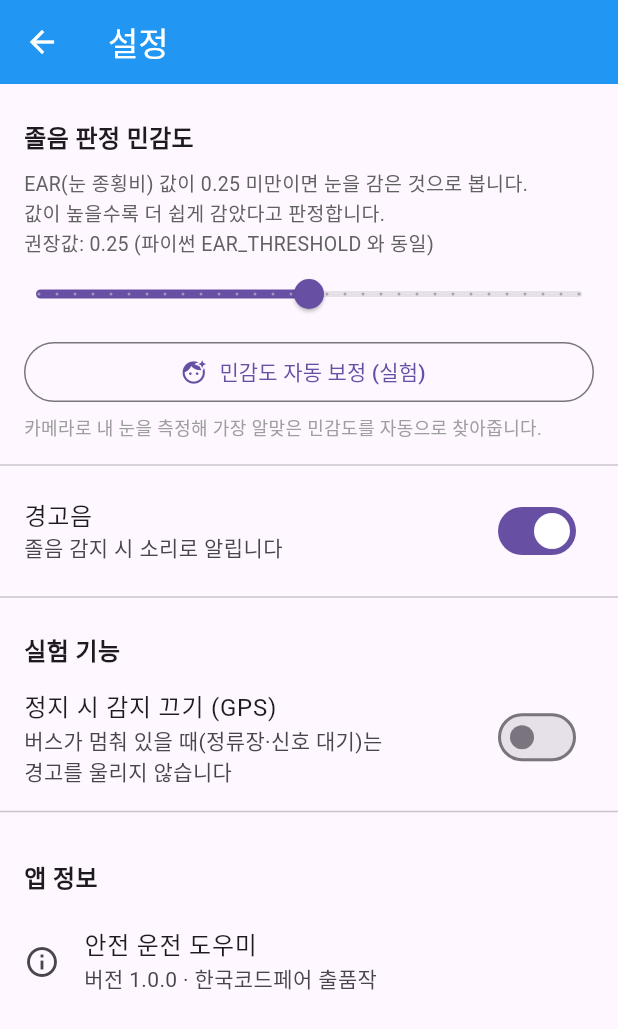
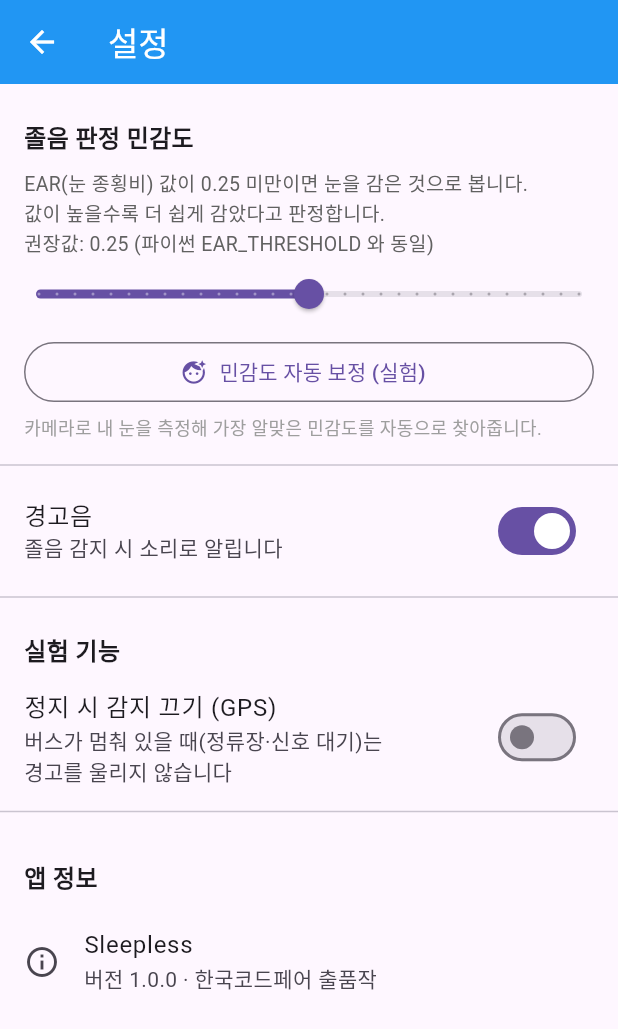
Before and after one commit to Woochang4862/seyoung-ai-code-fair, a Flutter app: the screen it shows after launch, after a tap on "설정", on a phone screen of 412 x 824 dp. Shown: the top 1029 px of the screen. Run offline on Flutter 3.47's test engine with Material 3 defaults, Android fonts, the phone set to English and light mode, and no system bars; our stand-ins replace audioplayers, camera, geolocator, permission_handler, shared_preferences, wakelock_plus; missing offline and left inert: google_mlkit_face_detection.

Commit message:
앱 이름 변경: SafeDrive(안전 운전 도우미) → Sleepless
- SafeDriverApp 클래스 → SleeplessApp
- 표시 이름(앱 타이틀·홈 앱바·설정) → Sleepless
- Android android:label, iOS CFBundleDisplayName → Sleepless

Co-Authored-By: Claude Opus 4.8 (1M context) <noreply@anthropic.com>

```diff
--- a/06-codefair-project/lib/main.dart
+++ b/06-codefair-project/lib/main.dart
@@ -2,16 +2,16 @@ import 'package:flutter/material.dart';
 import 'screens/home_screen.dart';
 
 void main() {
-  runApp(const SafeDriverApp());
+  runApp(const SleeplessApp());
 }
 
-class SafeDriverApp extends StatelessWidget {
-  const SafeDriverApp({super.key});
+class SleeplessApp extends StatelessWidget {
+  const SleeplessApp({super.key});
 
   @override
   Widget build(BuildContext context) {
     return MaterialApp(
-      title: '안전 운전 도우미',
+      title: 'Sleepless',
       theme: ThemeData(
         primarySwatch: Colors.blue,
         useMaterial3: true,
--- a/06-codefair-project/lib/screens/home_screen.dart
+++ b/06-codefair-project/lib/screens/home_screen.dart
@@ -10,7 +10,7 @@ class HomeScreen extends StatelessWidget {
   Widget build(BuildContext context) {
     return Scaffold(
       appBar: AppBar(
-        title: const Text('안전 운전 도우미'),
+        title: const Text('Sleepless'),
         backgroundColor: Colors.blue,
         foregroundColor: Colors.white,
       ),
--- a/06-codefair-project/lib/screens/settings_screen.dart
+++ b/06-codefair-project/lib/screens/settings_screen.dart
@@ -221,7 +221,7 @@ class _SettingsScreenState extends State<SettingsScreen> {
           ),
           const ListTile(
             leading: Icon(Icons.info_outline),
-            title: Text('안전 운전 도우미'),
+            title: Text('Sleepless'),
             subtitle: Text('버전 1.0.0 · 한국코드페어 출품작'),
           ),
         ],
```
Also changed, not shown: 2 other files.
